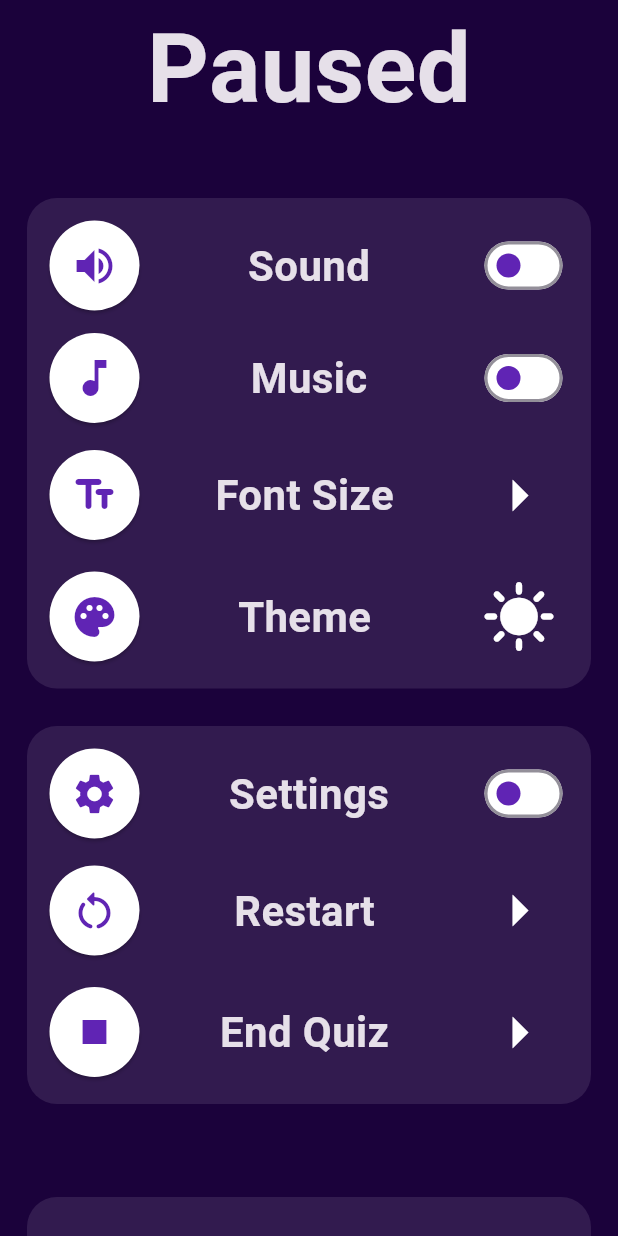
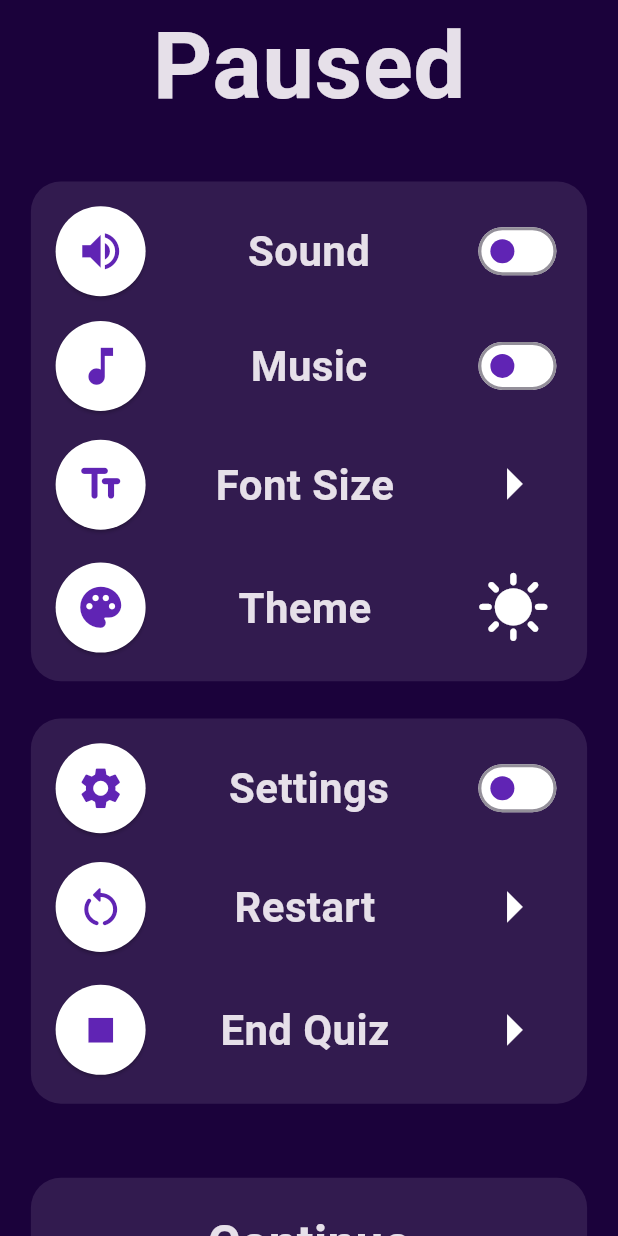
Before and after one commit to m-irfan-km-rjk/FinLit, a Flutter app: the screen it shows after launch, on a phone screen of 412 x 824 dp. Run offline on Flutter 3.47's test engine with Material 3 defaults, Android fonts, the phone set to English and light mode, and no system bars; our stand-ins replace google_fonts.

Commit message:
Pause and Homepage size was made proportional

```diff
--- a/lib/main.dart
+++ b/lib/main.dart
@@ -2,8 +2,11 @@ import 'package:finlit/components/themes/theme.dart';
 import 'package:finlit/pages/home.dart';
 import 'package:finlit/pages/pause.dart';
 import 'package:flutter/material.dart';
+import 'package:flutter/services.dart';
 
 void main() {
+  WidgetsFlutterBinding.ensureInitialized();
+  SystemChrome.setEnabledSystemUIMode(SystemUiMode.immersiveSticky);
   runApp(const MyApp());
 }
 
--- a/lib/pages/pause.dart
+++ b/lib/pages/pause.dart
@@ -14,23 +14,30 @@ class _PausePageState extends State<PausePage> {
 
   @override
   Widget build(BuildContext context) {
+    // screen size helpers
+    final w = MediaQuery.of(context).size.width;
+    final h = MediaQuery.of(context).size.height;
+
     return Scaffold(
       body: Center(
         child: Column(
           mainAxisAlignment: MainAxisAlignment.center,
           children: [
+            // ===== Title =====
             Text(
               "Paused",
-              style: const TextStyle(
-                fontSize: 64,
+              style: TextStyle(
+                fontSize: w * 0.15, // ~15% of width
                 fontWeight: FontWeight.bold,
               ),
             ),
-            const SizedBox(height: 40),
+
+            SizedBox(height: h * 0.04),
+
             // ====== First Box ======
             Container(
-              width: 376,
-              padding: const EdgeInsets.all(15),
+              width: w * 0.9, // 90% of screen width
+              padding: EdgeInsets.all(w * 0.04),
               decoration: BoxDecoration(
                 color: Theme.of(context).cardColor,
                 borderRadius: BorderRadius.circular(20),
@@ -38,7 +45,7 @@ class _PausePageState extends State<PausePage> {
               child: Column(
                 children: [
                   SettingItem(
-                    fIcon: const Icon(Icons.volume_up, size: 32),
+                    fIcon: Icon(Icons.volume_up, size: w * 0.08),
                     fText: "Sound",
                     fWidget: Switch.adaptive(
                       value: sound,
@@ -49,9 +56,9 @@ class _PausePageState extends State<PausePage> {
                       inactiveTrackColor: Colors.white,
                     ),
                   ),
-                  const SizedBox(height: 15),
+                  SizedBox(height: h * 0.02),
                   SettingItem(
-                    fIcon: const Icon(Icons.music_note, size: 32),
+                    fIcon: Icon(Icons.music_note, size: w * 0.08),
                     fText: "Music",
                     fWidget: Switch.adaptive(
                       value: music,
@@ -62,22 +69,22 @@ class _PausePageState extends State<PausePage> {
                       inactiveTrackColor: Colors.white,
                     ),
                   ),
-                  const SizedBox(height: 15),
+                  SizedBox(height: h * 0.02),
                   SettingItem(
-                    fIcon: const Icon(Icons.text_fields_rounded, size: 32),
+                    fIcon: Icon(Icons.text_fields_rounded, size: w * 0.08),
                     fText: "Font Size",
                     fWidget: IconButton(
-                      iconSize: 50,
+                      iconSize: w * 0.12,
                       onPressed: () {},
                       icon: const Icon(Icons.arrow_right),
                     ),
                   ),
-                  const SizedBox(height: 15),
+                  SizedBox(height: h * 0.02),
                   SettingItem(
-                    fIcon: const Icon(Icons.palette, size: 32),
+                    fIcon: Icon(Icons.palette, size: w * 0.08),
                     fText: "Theme",
                     fWidget: IconButton(
-                      iconSize: 50,
+                      iconSize: w * 0.12,
                       onPressed: () {},
                       icon: const Icon(Icons.sunny),
                     ),
@@ -85,11 +92,13 @@ class _PausePageState extends State<PausePage> {
                 ],
               ),
             ),
-            const SizedBox(height: 25),
+
+            SizedBox(height: h * 0.03),
+
             // ====== Second Box ======
             Container(
-              width: 376,
-              padding: const EdgeInsets.all(15),
+              width: w * 0.9,
+              padding: EdgeInsets.all(w * 0.04),
               decoration: BoxDecoration(
                 color: Theme.of(context).cardColor,
                 borderRadius: BorderRadius.circular(20),
@@ -97,7 +106,7 @@ class _PausePageState extends State<PausePage> {
               child: Column(
                 children: [
                   SettingItem(
-                    fIcon: const Icon(Icons.settings, size: 32),
+                    fIcon: Icon(Icons.settings, size: w * 0.08),
                     fText: "Settings",
                     fWidget: Switch.adaptive(
                       value: sound,
@@ -108,22 +117,22 @@ class _PausePageState extends State<PausePage> {
                       inactiveTrackColor: Colors.white,
                     ),
                   ),
-                  const SizedBox(height: 15),
+                  SizedBox(height: h * 0.02),
                   SettingItem(
-                    fIcon: const Icon(Icons.restart_alt_rounded, size: 32),
+                    fIcon: Icon(Icons.restart_alt_rounded, size: w * 0.08),
                     fText: "Restart",
                     fWidget: IconButton(
-                      iconSize: 50,
+                      iconSize: w * 0.12,
                       onPressed: () {},
                       icon: const Icon(Icons.arrow_right),
                     ),
                   ),
-                  const SizedBox(height: 15),
+                  SizedBox(height: h * 0.02),
                   SettingItem(
-                    fIcon: const Icon(Icons.stop, size: 32),
+                    fIcon: Icon(Icons.stop, size: w * 0.08),
                     fText: "End Quiz",
                     fWidget: IconButton(
-                      iconSize: 50,
+                      iconSize: w * 0.12,
                       onPressed: () {},
                       icon: const Icon(Icons.arrow_right),
                     ),
@@ -131,26 +140,26 @@ class _PausePageState extends State<PausePage> {
                 ],
               ),
             ),
-            SizedBox(height: 62,),
+
+            SizedBox(height: h * 0.06),
+
+            // ====== Continue Button ======
             Container(
-              width: 376,
-              height: 87,
-              padding: EdgeInsets.symmetric(vertical: 25.0),
+              width: w * 0.9,
+              height: h * 0.1, // ~10% of screen height
+              padding: EdgeInsets.symmetric(vertical: h * 0.025),
               decoration: BoxDecoration(
                 color: Theme.of(context).cardColor,
                 borderRadius: BorderRadius.circular(20),
               ),
-              child: Row(
-                mainAxisAlignment: MainAxisAlignment.center,
-                children: [
-                  Text(
-                    "Continue",
-                    style: TextStyle(
-                      fontWeight: FontWeight.bold,
-                      fontSize: 32,
-                    ),
+              child: Center(
+                child: Text(
+                  "Continue",
+                  style: TextStyle(
+                    fontWeight: FontWeight.bold,
+                    fontSize: w * 0.08, // ~8% of screen width
                   ),
-                ],
+                ),
               ),
             )
           ],
```
Also changed, not shown: lib/pages/home.dart (+51 -28 lines).
